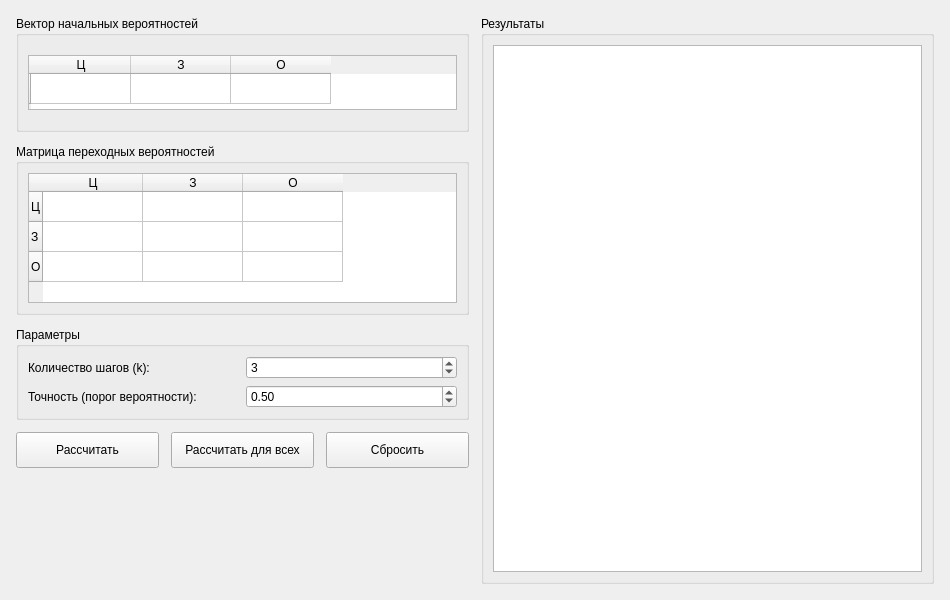
First picture: the form in mainwindow.ui, repository MaKiToShI21/markov_processes, before the edit.
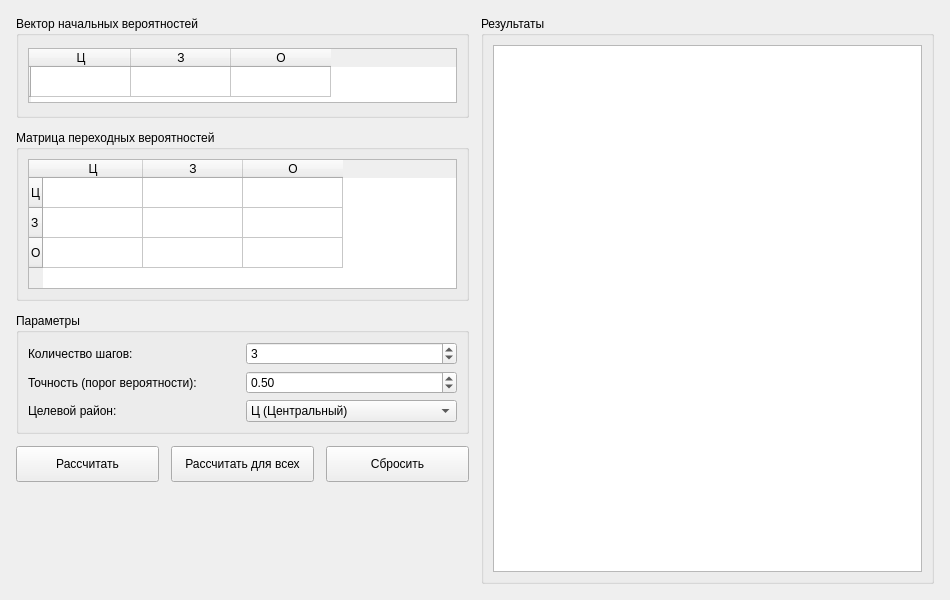
Second picture: the form after the edit.

```diff
--- a/mainwindow.ui
+++ b/mainwindow.ui
@@ -175,7 +175,7 @@
           <item row="0" column="0">
            <widget class="QLabel" name="labelSteps">
             <property name="text">
-             <string>Количество шагов (k):</string>
+             <string>Количество шагов:</string>
             </property>
            </widget>
           </item>
@@ -218,6 +218,32 @@
             </property>
            </widget>
           </item>
+          <item row="2" column="0">
+           <widget class="QLabel" name="labelTargetDistrict">
+            <property name="text">
+             <string>Целевой район:</string>
+            </property>
+           </widget>
+          </item>
+          <item row="2" column="1">
+           <widget class="QComboBox" name="targetDistrictCombo">
+            <item>
+             <property name="text">
+              <string>Ц (Центральный)</string>
+             </property>
+            </item>
+            <item>
+             <property name="text">
+              <string>З (Заельцовский)</string>
+             </property>
+            </item>
+            <item>
+             <property name="text">
+              <string>О (Октябрьский)</string>
+             </property>
+            </item>
+           </widget>
+          </item>
          </layout>
         </widget>
        </item>
```
